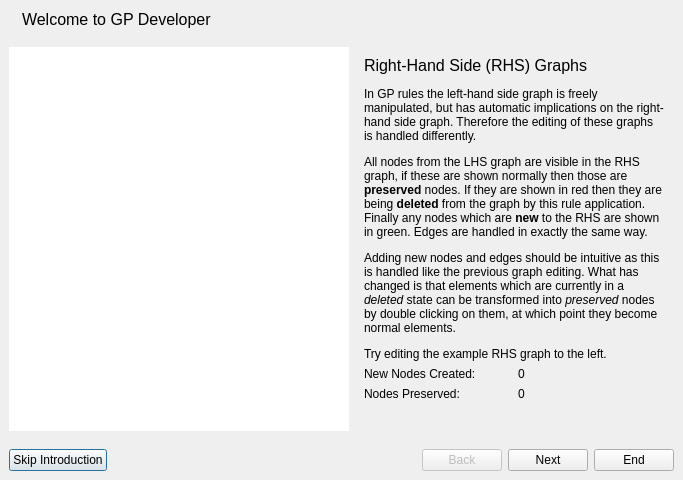
Old version of the form src/developer/firstrundialog.ui in the repository maccth/GP2-editor.
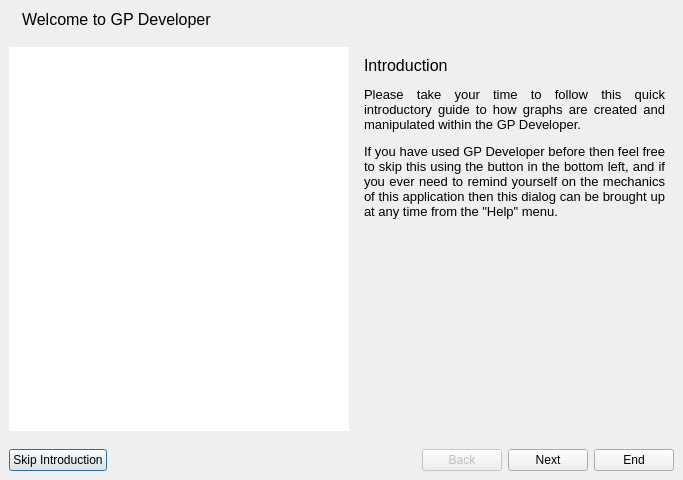
New version of the form. The open tabs and pages were chosen to show the change. Icons and pictures are not drawn. Custom widgets are drawn as their Qt base class.

Commit message: Disable extra page in First Run Dialog

Diff of the .ui file:
```diff
--- a/src/developer/firstrundialog.ui
+++ b/src/developer/firstrundialog.ui
@@ -94,7 +94,13 @@
           <item>
            <widget class="QLabel" name="label">
             <property name="text">
-             <string>&lt;html&gt;&lt;head/&gt;&lt;body&gt;&lt;p&gt;&lt;span style=&quot; font-size:12pt;&quot;&gt;Introduction&lt;/span&gt;&lt;/p&gt;&lt;p align=&quot;justify&quot;&gt;Since this is the first time that GP Developer has been run by this user it is recommended that you follow this quick introductory guide to how graphs are created and manipulated within GP Developer.&lt;/p&gt;&lt;p align=&quot;justify&quot;&gt;If you have used GP Developer before then feel free to skip this using the button in the bottom left, and if you ever need to remind yourself on the mechanics of this application then this dialog can be brought up at any time from the &amp;quot;Help&amp;quot; menu.&lt;/p&gt;&lt;/body&gt;&lt;/html&gt;</string>
+             <string>&lt;!DOCTYPE HTML PUBLIC &quot;-//W3C//DTD HTML 4.0//EN&quot; &quot;http://www.w3.org/TR/REC-html40/strict.dtd&quot;&gt;
+&lt;html&gt;&lt;head&gt;&lt;meta name=&quot;qrichtext&quot; content=&quot;1&quot; /&gt;&lt;style type=&quot;text/css&quot;&gt;
+p, li { white-space: pre-wrap; }
+&lt;/style&gt;&lt;/head&gt;&lt;body style=&quot; font-family:'Sans'; font-size:10pt; font-weight:400; font-style:normal;&quot;&gt;
+&lt;p style=&quot; margin-top:12px; margin-bottom:12px; margin-left:0px; margin-right:0px; -qt-block-indent:0; text-indent:0px;&quot;&gt;&lt;span style=&quot; font-size:12pt;&quot;&gt;Introduction&lt;/span&gt;&lt;/p&gt;
+&lt;p align=&quot;justify&quot; style=&quot; margin-top:12px; margin-bottom:12px; margin-left:0px; margin-right:0px; -qt-block-indent:0; text-indent:0px;&quot;&gt;Please take your time to follow this quick introductory guide to how graphs are created and manipulated within the GP Developer.&lt;/p&gt;
+&lt;p align=&quot;justify&quot; style=&quot; margin-top:12px; margin-bottom:12px; margin-left:0px; margin-right:0px; -qt-block-indent:0; text-indent:0px;&quot;&gt;If you have used GP Developer before then feel free to skip this using the button in the bottom left, and if you ever need to remind yourself on the mechanics of this application then this dialog can be brought up at any time from the &amp;quot;Help&amp;quot; menu.&lt;/p&gt;&lt;/body&gt;&lt;/html&gt;</string>
             </property>
             <property name="alignment">
              <set>Qt::AlignJustify|Qt::AlignVCenter</set>
@@ -402,69 +408,6 @@
           </item>
          </layout>
         </widget>
-        <widget class="QWidget" name="page">
-         <layout class="QVBoxLayout" name="verticalLayout_9">
-          <item>
-           <widget class="QLabel" name="label_13">
-            <property name="text">
-             <string>&lt;html&gt;&lt;head/&gt;&lt;body&gt;&lt;p&gt;&lt;span style=&quot; font-size:12pt;&quot;&gt;Right-Hand Side (RHS) Graphs&lt;/span&gt;&lt;/p&gt;&lt;p&gt;In GP rules the left-hand side graph is freely manipulated, but has automatic implications on the right-hand side graph. Therefore the editing of these graphs is handled differently.&lt;/p&gt;&lt;p&gt;All nodes from the LHS graph are visible in the RHS graph, if these are shown normally then those are &lt;span style=&quot; font-weight:600;&quot;&gt;preserved&lt;/span&gt; nodes. If they are shown in red then they are being &lt;span style=&quot; font-weight:600;&quot;&gt;deleted&lt;/span&gt; from the graph by this rule application. Finally any nodes which are &lt;span style=&quot; font-weight:600;&quot;&gt;new&lt;/span&gt; to the RHS are shown in green. Edges are handled in exactly the same way.&lt;/p&gt;&lt;p&gt;Adding new nodes and edges should be intuitive as this is handled like the previous graph editing. What has changed is that elements which are currently in a &lt;span style=&quot; font-style:italic;&quot;&gt;deleted&lt;/span&gt; state can be transformed into &lt;span style=&quot; font-style:italic;&quot;&gt;preserved&lt;/span&gt; nodes by double clicking on them, at which point they become normal elements.&lt;/p&gt;&lt;p&gt;Try editing the example RHS graph to the left.&lt;/p&gt;&lt;/body&gt;&lt;/html&gt;</string>
-            </property>
-            <property name="wordWrap">
-             <bool>true</bool>
-            </property>
-           </widget>
-          </item>
-          <item>
-           <layout class="QHBoxLayout" name="horizontalLayout_8">
-            <item>
-             <widget class="QLabel" name="label_14">
-              <property name="text">
-               <string>New Nodes Created:</string>
-              </property>
-             </widget>
-            </item>
-            <item>
-             <widget class="QLabel" name="newNodesCount">
-              <property name="text">
-               <string>0</string>
-              </property>
-             </widget>
-            </item>
-           </layout>
-          </item>
-          <item>
-           <layout class="QHBoxLayout" name="horizontalLayout_9">
-            <item>
-             <widget class="QLabel" name="label_15">
-              <property name="text">
-               <string>Nodes Preserved:</string>
-              </property>
-             </widget>
-            </item>
-            <item>
-             <widget class="QLabel" name="preservedNodesCount">
-              <property name="text">
-               <string>0</string>
-              </property>
-             </widget>
-            </item>
-           </layout>
-          </item>
-          <item>
-           <spacer name="verticalSpacer_8">
-            <property name="orientation">
-             <enum>Qt::Vertical</enum>
-            </property>
-            <property name="sizeHint" stdset="0">
-             <size>
-              <width>20</width>
-              <height>5</height>
-             </size>
-            </property>
-           </spacer>
-          </item>
-         </layout>
-        </widget>
        </widget>
       </item>
      </layout>
```
Left out of the diff: 21 changed lines with no effect on the pictures. The commit also changes 2 other files.
